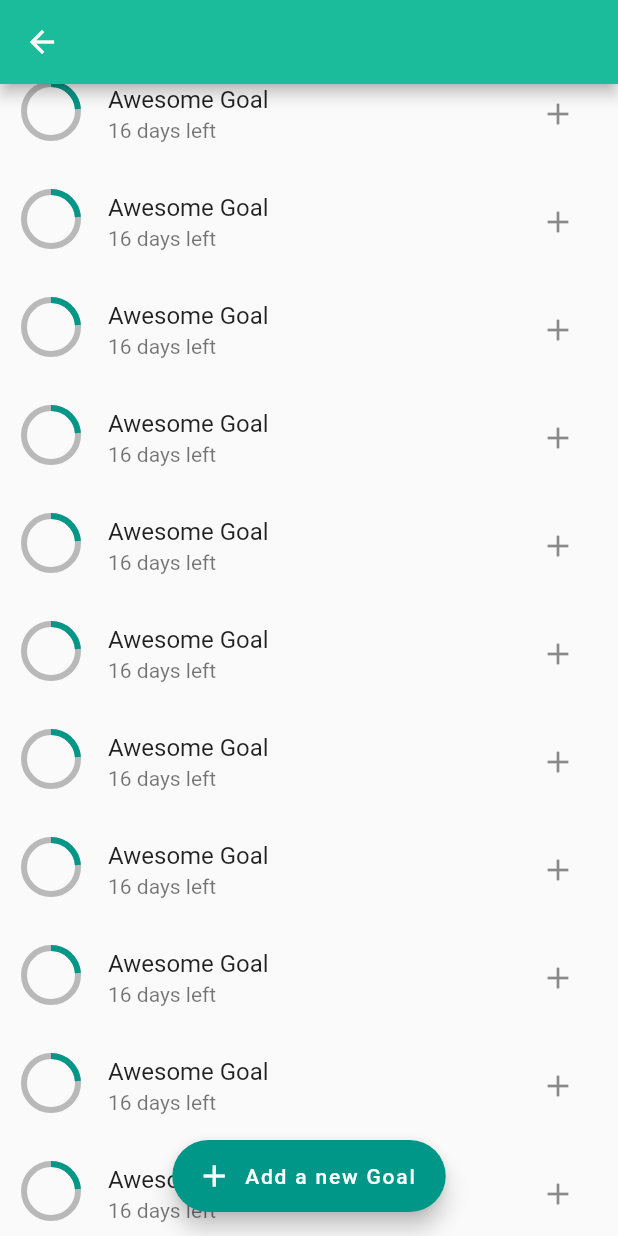
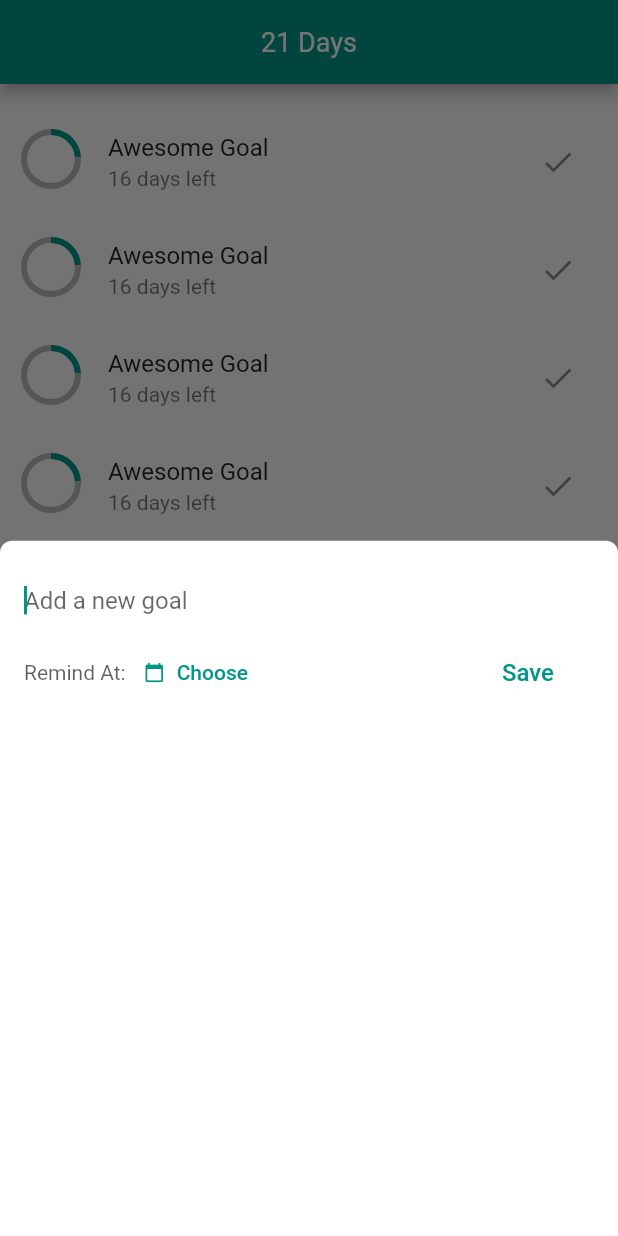
Before and after one commit to fabiojansenbr/21_days, a Flutter app: the GoalsListScreen screen opened by its route, scrolled down 576 dp, after a tap on "Add a new Goal", on a phone screen of 412 x 824 dp. Run offline on Flutter 3.47's test engine with Material 2 defaults, Android fonts, the phone set to English and light mode, and no system bars; our stand-ins replace sqflite, video_player; accounts and stored records are empty.

Commit message:
Make app presentable and basic screens

```diff
--- a/lib/constants.dart
+++ b/lib/constants.dart
@@ -1,3 +1,4 @@
+import 'package:flutter/material.dart';
 import 'package:flutter/widgets.dart';
 
 class AppRoutes {
@@ -9,5 +10,6 @@ class AppRoutes {
 }
 
 class AppColors {
-  static const Color PRIMARY = Color(0xFF1ABC9C);
+  // static const Color PRIMARY = Color(0xFF16a085);
+  static const Color PRIMARY = Colors.teal;
 }
--- /dev/null
+++ b/lib/screens/goals_list/goals_list.models.dart
@@ -0,0 +1,29 @@
+import 'package:flutter/material.dart';
+
+class Goal {
+  String title;
+  TimeOfDay remindAt;
+
+  Goal(
+    this.title,
+    this.remindAt,
+  );
+
+  Goal.fromDbJson(Map<String, dynamic> dbJson) {
+    title = dbJson['title'];
+    remindAt = TimeOfDay.fromDateTime(
+        DateTime.fromMillisecondsSinceEpoch(int.parse(dbJson['remindAt'])));
+  }
+
+  Map<String, dynamic> get toDbJson {
+    final now = new DateTime.now();
+    final temp =
+        DateTime(now.year, now.month, now.day, remindAt.hour, remindAt.minute);
+    String tempStr = temp.millisecondsSinceEpoch.toString();
+
+    return {
+      'title': title,
+      'remindAt': tempStr,
+    };
+  }
+}
--- a/lib/screens/goals_list/goals_list.screen.dart
+++ b/lib/screens/goals_list/goals_list.screen.dart
@@ -3,6 +3,8 @@ import 'dart:math';
 import 'package:flutter/cupertino.dart';
 import 'package:flutter/material.dart';
 import 'package:twenty_one_days/constants.dart';
+import 'package:twenty_one_days/screens/goals_list/goals_list.models.dart';
+import 'package:twenty_one_days/screens/goals_list/widgets/goals_list_bottom_sheet.widget.dart';
 import 'package:twenty_one_days/screens/goals_list/widgets/profile.widget.dart';
 
 class GoalsListScreen extends StatefulWidget {
@@ -11,11 +13,44 @@ class GoalsListScreen extends StatefulWidget {
 }
 
 class _GoalsListScreenState extends State<GoalsListScreen> {
+  bool textHidden = true;
   ScrollController _controller = ScrollController();
 
   @override
   void initState() {
     super.initState();
+
+    _controller.addListener(() {
+      if (_controller.hasClients &&
+          _controller.offset > (200 - kToolbarHeight)) {
+        if (textHidden) {
+          setState(() {
+            textHidden = false;
+          });
+        }
+      } else {
+        if (!textHidden) {
+          setState(() {
+            textHidden = true;
+          });
+        }
+      }
+    });
+  }
+
+  _openSheet() async {
+    Goal newGoal = await showModalBottomSheet(
+      context: context,
+      builder: (context) {
+        return AddGoalBottomSheetWidget();
+      },
+      backgroundColor: Colors.transparent,
+      // isScrollControlled: true
+    );
+
+    if (newGoal != null) {
+      print('The Goal is ${newGoal.title}');
+    }
   }
 
   @override
@@ -23,25 +58,48 @@ class _GoalsListScreenState extends State<GoalsListScreen> {
     return Container(
       // color: Colors.white,
       child: Scaffold(
+        // bottomSheets: isSheetOpened ? AddGoalBottomSheet() : Container(),
         floatingActionButtonLocation: FloatingActionButtonLocation.centerFloat,
-        floatingActionButton: GoalsFab(),
+        floatingActionButton: FloatingActionButton.extended(
+          icon: Icon(Icons.add),
+          label: Text('Add a new Goal'),
+          onPressed: _openSheet,
+        ),
         body: CustomScrollView(
           controller: _controller,
           slivers: <Widget>[
             // App Bar
             SliverAppBar(
-              // title: Text('21 days'),
+              automaticallyImplyLeading: false,
+              centerTitle: true,
+              title: AnimatedOpacity(
+                opacity: textHidden ? 0 : 1,
+                duration: Duration(milliseconds: 200),
+                child: Text(
+                  '21 Days',
+                  style: TextStyle(fontSize: 18, fontWeight: FontWeight.w400),
+                ),
+              ),
               backgroundColor: AppColors.PRIMARY,
               floating: false,
               pinned: true,
-              expandedHeight: 256,
-              flexibleSpace: FlexibleSpaceBar(
-                // title: Image.asset('assets/images/logo.png'),
-                background: Container(
-                  color: AppColors.PRIMARY,
-                  child: ProfileWidget(),
-                ),
-              ),
+              expandedHeight: 216,
+              flexibleSpace: LayoutBuilder(builder: (context, constraints) {
+                // REF: https://stackoverflow.com/questions/53372276/flutter-how-to-check-if-sliver-appbar-is-expanded-or-collapsed
+                // if (constraints.biggest.height == 80) {
+                //   textHidden = false;
+                // } else {
+                //   textHidden = true;
+                // }
+
+                return FlexibleSpaceBar(
+                  // title: Image.asset('assets/images/logo.png'),
+                  background: Container(
+                    color: AppColors.PRIMARY,
+                    child: ProfileWidget(),
+                  ),
+                );
+              }),
             ),
 
             // Sliver Fixed Extent
@@ -64,21 +122,10 @@ class _GoalsListScreenState extends State<GoalsListScreen> {
             ),
             title: Text('Awesome Goal'),
             subtitle: Text('$progress days left'),
-            trailing: IconButton(icon: Icon(Icons.add), onPressed: () {})));
+            trailing: IconButton(icon: Icon(Icons.done), onPressed: () {})));
       }
     }
     _children.add(SizedBox(height: 64));
     return _children;
   }
 }
-
-class GoalsFab extends StatelessWidget {
-  @override
-  Widget build(BuildContext context) {
-    return FloatingActionButton.extended(
-      icon: Icon(Icons.add),
-      label: Text('Add a new Goal'),
-      onPressed: () {},
-    );
-  }
-}
--- /dev/null
+++ b/lib/screens/goals_list/widgets/goals_list_bottom_sheet.widget.dart
@@ -0,0 +1,94 @@
+import 'package:flutter/material.dart';
+import 'package:twenty_one_days/constants.dart';
+import 'package:twenty_one_days/screens/goals_list/goals_list.models.dart';
+
+class AddGoalBottomSheetWidget extends StatefulWidget {
+  @override
+  _AddGoalBottomSheetState createState() => _AddGoalBottomSheetState();
+}
+
+class _AddGoalBottomSheetState extends State<AddGoalBottomSheetWidget> {
+  TimeOfDay timeToRemind;
+  String title;
+
+  @override
+  Widget build(BuildContext context) {
+    final _timeChooser = () async {
+      final TimeOfDay _timeToRemind = await showTimePicker(
+          context: context, initialTime: TimeOfDay(hour: 7, minute: 0));
+      if (_timeToRemind != null) {
+        setState(() {
+          timeToRemind = _timeToRemind;
+        });
+      }
+    };
+
+    double keyboardPadding = MediaQuery.of(context).viewInsets.bottom;
+
+    if ((keyboardPadding / (MediaQuery.of(context).size.height)) > 0.4) {
+      keyboardPadding =
+          keyboardPadding > 40 ? keyboardPadding - 40 : keyboardPadding;
+    }
+
+    return Container(
+      padding: EdgeInsets.only(bottom: keyboardPadding),
+      child: Container(
+        // height: 96,
+        padding: EdgeInsets.all(16),
+        decoration: BoxDecoration(
+            color: Colors.white,
+            borderRadius: BorderRadius.only(
+                topLeft: Radius.circular(8), topRight: Radius.circular(8))),
+        child: Column(
+          mainAxisSize: MainAxisSize.max,
+          children: <Widget>[
+            Row(
+              children: <Widget>[
+                // TextField
+                Expanded(
+                  child: TextField(
+                    // onEditingComplete: () {
+                    //   // _timeChooser();
+                    // },
+                    onChanged: (value) => title = value,
+                    autofocus: true,
+                    decoration: InputDecoration(
+                        hintText: 'Add a new goal', border: InputBorder.none),
+                  ),
+                ),
+              ],
+            ),
+
+            // Submit  Button
+            Row(children: <Widget>[
+              // Remind at
+              Opacity(opacity: 0.72, child: Text('Remind At:')),
+
+              timeToRemind == null
+                  ? FlatButton.icon(
+                      textColor: AppColors.PRIMARY,
+                      icon: Icon(Icons.calendar_today, size: 14),
+                      label: Text('Choose'),
+                      onPressed: _timeChooser)
+                  : FlatButton(
+                      child: Text(timeToRemind.format(context)),
+                      onPressed: _timeChooser),
+
+              Spacer(flex: 1),
+
+              // Save Button
+              FlatButton(
+                  textColor: AppColors.PRIMARY,
+                  child: Text('Save', style: TextStyle(fontSize: 16)),
+                  onPressed: title != null && timeToRemind != null
+                      ? () {
+                          Navigator.pop(context, Goal(title, timeToRemind));
+                        }
+                      : null)
+            ])
+          ],
+        ),
+      ),
+    );
+  }
+}
--- a/lib/screens/goals_list/widgets/profile.widget.dart
+++ b/lib/screens/goals_list/widgets/profile.widget.dart
@@ -6,20 +6,30 @@ class ProfileWidget extends StatelessWidget {
   Widget build(BuildContext context) {
     return Container(
       child: Column(
-          mainAxisAlignment: MainAxisAlignment.spaceEvenly,
+          mainAxisAlignment: MainAxisAlignment.center,
           children: <Widget>[
+            // Spacer
+
+            SizedBox(height: 32),
+
+            // Row
             Row(
                 mainAxisAlignment: MainAxisAlignment.spaceAround,
                 crossAxisAlignment: CrossAxisAlignment.start,
                 children: <Widget>[
+                  // Spacer
+                  Spacer(flex: 8),
+
                   // Profile Picture
-                  _ProfilePictureWidget(),
+                  Expanded(child: _ProfilePictureWidget(), flex: 50),
 
                   // Spacer
                   SizedBox(width: 16),
 
                   // User Atrribution
-                  _UserAttribution()
+                  Expanded(child: _UserAttribution(), flex: 60),
+
+                  Spacer(flex: 12)
                 ])
           ]),
     );
@@ -40,10 +50,10 @@ class _UserAttribution extends StatelessWidget {
     return SizedBox(
       width: MediaQuery.of(context).size.width * 0.6,
       child: Column(
-        crossAxisAlignment: CrossAxisAlignment.end,
+        crossAxisAlignment: CrossAxisAlignment.start,
         children: <Widget>[
           // Spacer
-          SizedBox(height: 8),
+          SizedBox(height: 4),
 
           // Username
           RichText(
@@ -58,8 +68,8 @@ class _UserAttribution extends StatelessWidget {
 
           // Today's motivational Quote
           Text(
-            'Pretty long long long motivational and mind changing quote',
-            textAlign: TextAlign.right,
+            'Motivation gets you going and habit gets you there',
+            textAlign: TextAlign.left,
             style: TextStyle(
               fontWeight: FontWeight.w300,
               fontSize: 18,
--- a/lib/screens/login/widgets/login_form.widget.dart
+++ b/lib/screens/login/widgets/login_form.widget.dart
@@ -15,7 +15,10 @@ class LoginFormWidget extends StatelessWidget {
               height: 48,
               minWidth: 200,
               child: RaisedButton.icon(
-                icon: Image.asset('assets/images/g_login_logo.png'),
+                icon: Container(
+                    width: 28,
+                    height: 28,
+                    child: Image.asset('assets/images/g_login_logo.png')),
                 label: Text('Continue with Google'),
                 color: Colors.white,
                 shape: RoundedRectangleBorder(
--- a/lib/screens/splash/splash.screen.dart
+++ b/lib/screens/splash/splash.screen.dart
@@ -11,7 +11,11 @@ class SplashScreen extends StatelessWidget {
         child: Column(
           children: <Widget>[
             Expanded(
-                child: Center(child: Image.asset('assets/images/logo.png')))
+                child: Center(
+                    child: Container(
+                        width: 128,
+                        height: 128,
+                        child: Image.asset('assets/images/logo.png'))))
           ],
         ));
   }
--- a/lib/twenty_one_days.dart
+++ b/lib/twenty_one_days.dart
@@ -11,8 +11,8 @@ class TwentyOneDays extends StatelessWidget {
   @override
   Widget build(BuildContext context) {
     // Set Status Bar Theme
-    SystemChrome.setSystemUIOverlayStyle(
-        SystemUiOverlayStyle(statusBarBrightness: Brightness.dark));
+    SystemChrome.setSystemUIOverlayStyle(SystemUiOverlayStyle(
+        statusBarBrightness: Brightness.dark, statusBarColor: Colors.teal));
 
     // Our Material App
     return MaterialApp(
--- a/pubspec.yaml
+++ b/pubspec.yaml
@@ -22,9 +22,10 @@ dependencies:
 
   # The following adds the Cupertino Icons font to your application.
   # Use with the CupertinoIcons class for iOS style icons.
-  cupertino_icons: ^0.1.2
+  # cupertino_icons: ^0.1.2
   scoped_model: ^1.0.1
   video_player: ^0.10.1+4
+  sqflite: ^1.1.6+2
 
 dev_dependencies:
   flutter_test:
```
Also changed, not shown: lib/screens/login/login.screen.dart (+9 -6 lines), lib/screens/login/widgets/login_graphic.widget.dart (+16 -6 lines), lib/screens/onboarding/onboarding.screen.dart (+26 -5 lines), lib/utilities/storage_helper.dart (added, +44 -0 lines), assets/images/g_login_logo.png, assets/images/illus_login.png, assets/images/logo.png, assets/images/title.png (added), pubspec.lock, 3 other files.
